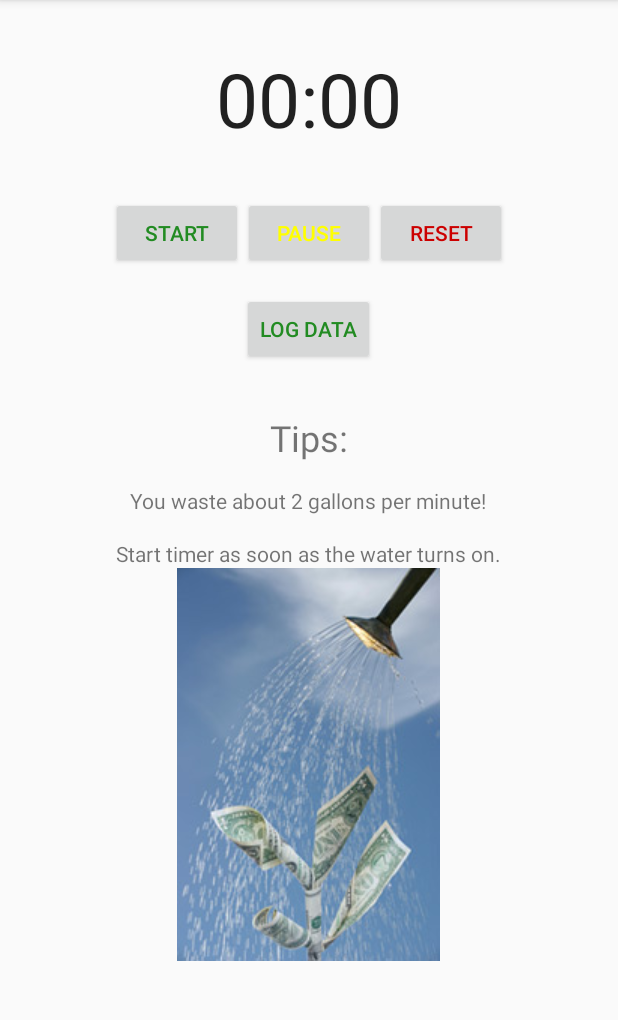
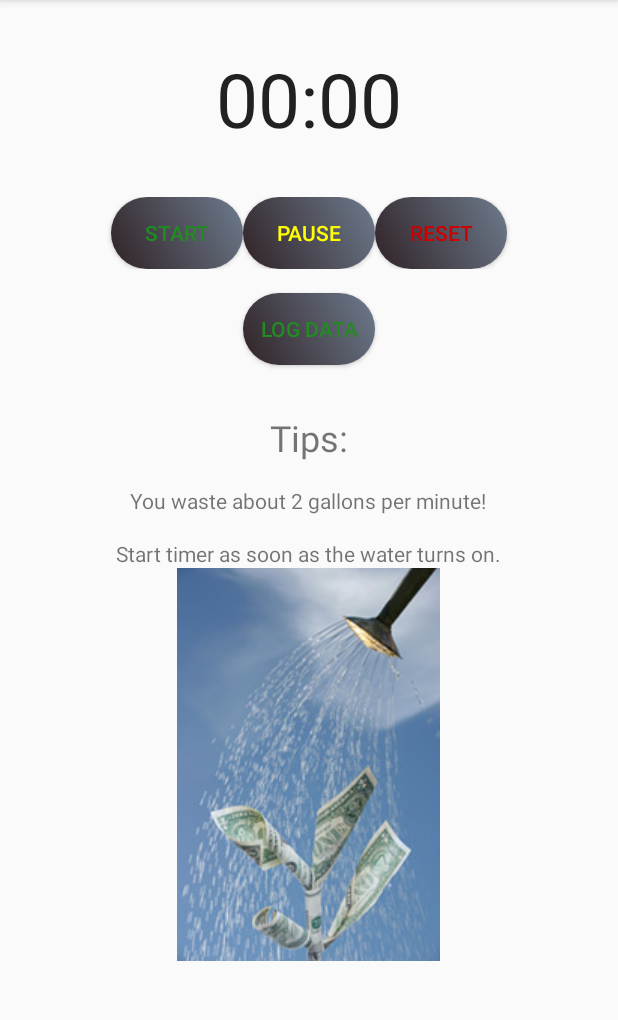
Before and after one commit to mvassos/ecoBuddy, an Android app: the screen it shows after launch once a user with an empty profile is signed in (ShowerTimer), after a tap on "SHOWER TIMER", on a phone screen of 412 x 824 dp, the part 84-1104 px from its top. Run offline under Robolectric (Android 15) with nearby library versions, the phone set to English and light mode, and no system bars; our stand-ins replace Firebase (no records; nobody signed in at launch, a user with empty details on screens opened directly); 1 statement that could not run was skipped.

Commit message:
Created oval button for UI layout...

```diff
--- a/app/src/main/java/ecobuddy/cmps121/ecobuddy/EnterBills.java
+++ b/app/src/main/java/ecobuddy/cmps121/ecobuddy/EnterBills.java
@@ -23,6 +23,7 @@ public class EnterBills extends AppCompatActivity {
 
     String billAmount;
     String month;
+
 
     String[] months;
     ArrayAdapter <String> adapter;
@@ -122,6 +123,7 @@ public class EnterBills extends AppCompatActivity {
             user_db.updateChildren(newPost);
 
             Toast.makeText(this,"Bill Recorded Successfully", Toast.LENGTH_LONG).show();
+            finish();
 
     }
 }
--- a/app/src/main/res/drawable/oval_button_shape.xml
+++ b/app/src/main/res/drawable/oval_button_shape.xml
@@ -1,4 +1,13 @@
 <?xml version="1.0" encoding="utf-8"?>
-<selector xmlns:android="http://schemas.android.com/apk/res/android">
-
-</selector>
+<shape xmlns:android="http://schemas.android.com/apk/res/android"
+    android:shape="rectangle">
+    <gradient
+        android:startColor="#302226"
+        android:endColor="#6D7B8D"
+        android:angle="45"/>
+    <padding android:left="6dp"
+        android:top="6dp"
+        android:right="6dp"
+        android:bottom="6dp" />
+    <corners android:radius="30dp" />
+</shape>
--- a/app/src/main/res/layout/appliance_reminder_activity.xml
+++ b/app/src/main/res/layout/appliance_reminder_activity.xml
@@ -44,6 +44,7 @@
             android:id="@+id/sendnotification_button"
             android:layout_width="wrap_content"
             android:layout_height="wrap_content"
+            android:background="@drawable/oval_button_shape"
             android:text="Send Notification"
             android:textColor="@color/ForestGreen"
             app:layout_constraintBottom_toBottomOf="parent"
--- a/app/src/main/res/layout/ecoreminders_activity.xml
+++ b/app/src/main/res/layout/ecoreminders_activity.xml
@@ -26,6 +26,7 @@
                 android:id="@+id/send_message_btn"
                 android:layout_width="107dp"
                 android:layout_height="wrap_content"
+                android:background="@drawable/oval_button_shape"
                 android:text="Send Message"
                 android:textColor="@color/ForestGreen" />
 
@@ -33,6 +34,7 @@
                 android:id="@+id/set_bill_button"
                 android:layout_width="107dp"
                 android:layout_height="wrap_content"
+                android:background="@drawable/oval_button_shape"
                 android:text="Set Bill Reminder"
                 android:textColor="@color/ForestGreen" />
 
--- a/app/src/main/res/layout/shower_timer_activity.xml
+++ b/app/src/main/res/layout/shower_timer_activity.xml
@@ -32,6 +32,7 @@
             android:id="@+id/button_start_timer"
             android:layout_width="wrap_content"
             android:layout_height="wrap_content"
+            android:background="@drawable/oval_button_shape"
             android:onClick="startChronometer"
             android:text="START"
             android:textColor="@color/ForestGreen" />
@@ -40,6 +41,7 @@
             android:id="@+id/button_stop_timer"
             android:layout_width="wrap_content"
             android:layout_height="wrap_content"
+            android:background="@drawable/oval_button_shape"
             android:onClick="pauseChronometer"
             android:text="PAUSE"
             android:textColor="@color/Yellow" />
@@ -48,6 +50,7 @@
             android:id="@+id/button_reset_timer"
             android:layout_width="wrap_content"
             android:layout_height="wrap_content"
+            android:background="@drawable/oval_button_shape"
             android:onClick="resetChronometer"
             android:text="RESET"
             android:textColor="@android:color/holo_red_dark" />
@@ -61,6 +64,7 @@
         android:id="@+id/logdata_button"
         android:layout_width="wrap_content"
         android:layout_height="wrap_content"
+        android:background="@drawable/oval_button_shape"
         android:onClick="logData"
         android:text="LOG DATA"
         android:textColor="@color/ForestGreen" />
```
Also changed, not shown: app/src/main/res/layout/activity_main.xml (+12 -5 lines).
